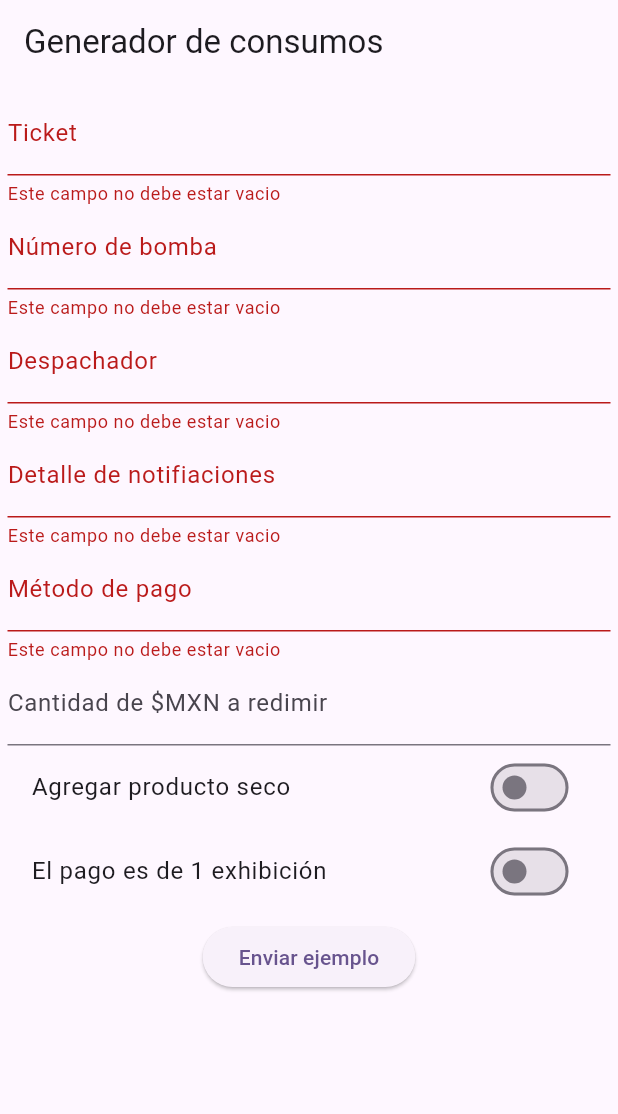
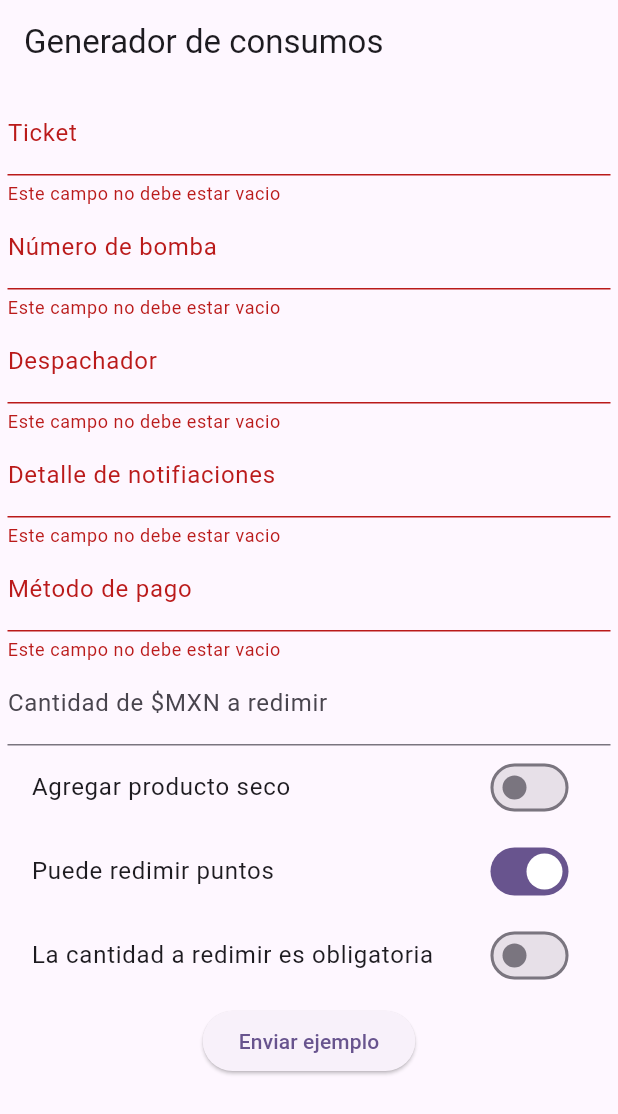
Before and after one commit to holatimx/sender_native_app, a Flutter app: the screen it shows after launch, after a tap on "Enviar ejemplo", on a phone screen of 412 x 824 dp. Shown: the top 1114 px of the screen. Run offline on Flutter 3.47's test engine with Material 3 defaults, Android fonts, the phone set to English and light mode, and no system bars.

Commit message:
actualizada 1.0.4

```diff
--- a/lib/main.dart
+++ b/lib/main.dart
@@ -62,6 +62,7 @@ class _MainPageState extends State<MainPage> {
 
   bool _addProduct = false;
 
+  bool _canRedeemPoints = true;
   bool _amountToRedeemIsRequired = false;
 
   @override
@@ -217,8 +218,15 @@ class _MainPageState extends State<MainPage> {
                                 _addProduct = value;
                               })),
                       SwitchListTile(
+                          value: _canRedeemPoints,
+                          title: const Text("Puede redimir puntos"),
+                          onChanged: (value) => setState(() {
+                                _canRedeemPoints = value;
+                              })),
+                      SwitchListTile(
                           value: _amountToRedeemIsRequired,
-                          title: const Text("El pago es de 1 exhibición"),
+                          title: const Text(
+                              "La cantidad a redimir es obligatoria"),
                           onChanged: (value) => setState(() {
                                 _amountToRedeemIsRequired = value;
                               })),
@@ -241,6 +249,7 @@ class _MainPageState extends State<MainPage> {
       "paymentMethod": _paymentMethodController.text.trim(),
       "addProduct": _addProduct,
       "transactedAt": DateTime.now().toIso8601TimeZonedString(),
+      "canRedeemPoints": _canRedeemPoints,
       "requiredAmountOfMxnMoneyToRedeem":
           (_requiredAmountOfMxnMoneyToRedeemController.text.isEmpty)
               ? null
--- a/pubspec.yaml
+++ b/pubspec.yaml
@@ -5,7 +5,8 @@ publish_to: 'none' # Remove this line if you wish to publish to pub.dev
 version: 1.0.3+3
 
 environment:
-  sdk: '>= 3.4.0-268.0.dev <4.0.0'
+  sdk: '^3.5.0-18.0.dev'
+  flutter: '3.3.3'
 
 dependencies:
   flutter:
```
Also changed, not shown: pubspec.lock, 1 other file.
